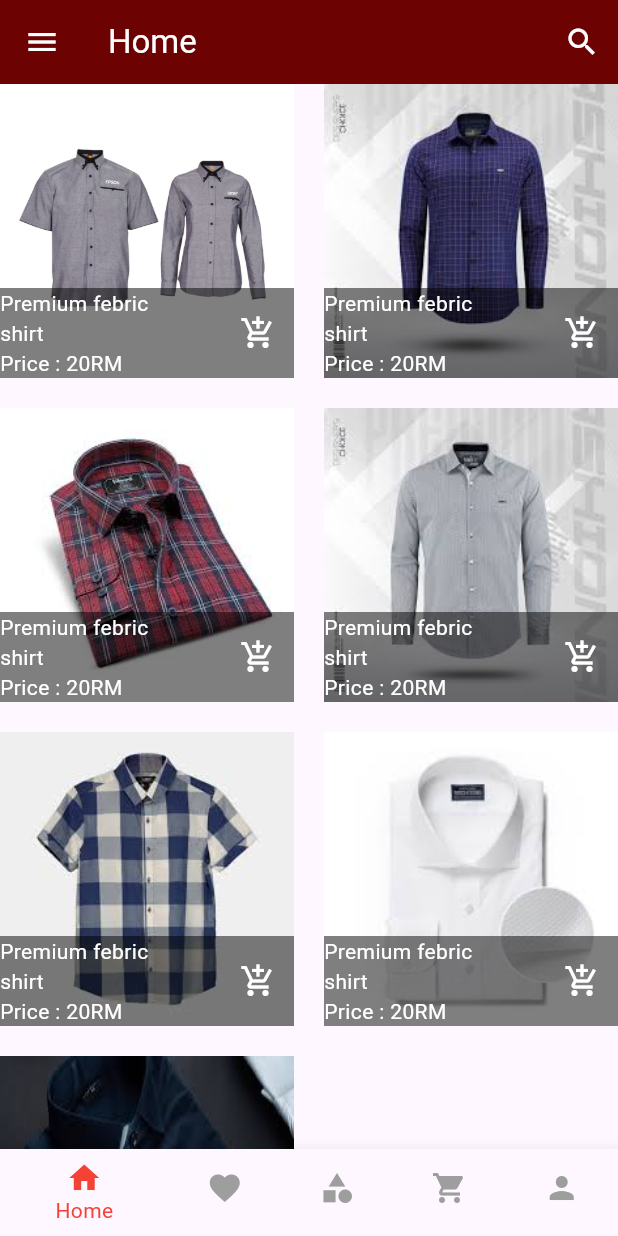
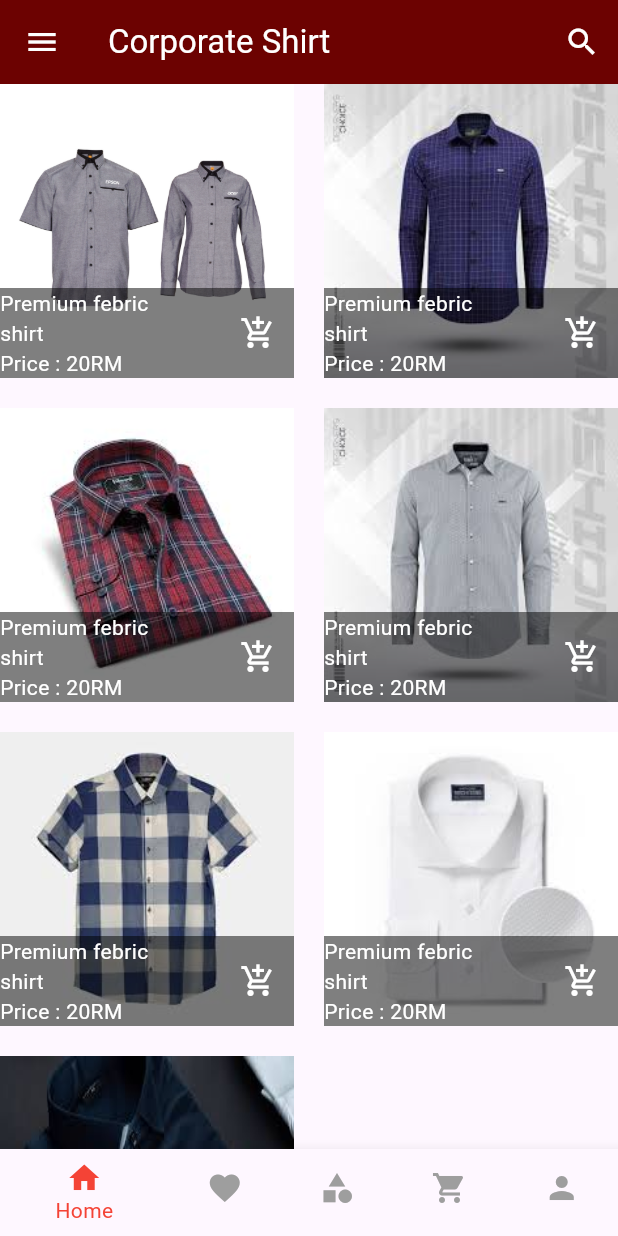
Before and after one commit to sbfrusho/UTM_clothing_app, a Flutter app: the HomeScreen screen opened directly, after a tap on "Corporate", on a phone screen of 412 x 824 dp. Run offline on Flutter 3.47's test engine with Material 3 defaults, Android fonts, the phone set to English and light mode, and no system bars; our stand-ins replace carousel_slider, cloud_firestore, firebase_auth, firebase_core, flutter_screenutil, fluttertoast and 1 more; accounts and stored records are empty; network calls fail.

Commit message:
final touch

```diff
--- a/lib/screens/auth-ui/forgot-password-screen.dart
+++ b/lib/screens/auth-ui/forgot-password-screen.dart
@@ -37,7 +37,8 @@ class _ForgotPasswordScreenState extends State<ForgotPasswordScreen> {
 
   @override
   Widget build(BuildContext context) {
-    return Scaffold(
+    return SafeArea(
+      child: Scaffold(
         appBar: AppBar(
           backgroundColor: AppColor().colorRed,
           title: const Text('Forgot Password'),
@@ -99,6 +100,7 @@ class _ForgotPasswordScreenState extends State<ForgotPasswordScreen> {
             ],
           ),
         ),
+      ),
     );
   }
 }
--- a/lib/screens/splash-scree.dart
+++ b/lib/screens/splash-scree.dart
@@ -39,6 +39,7 @@ class _SplashScreenState extends State<SplashScreen> {
   @override
   Widget build(BuildContext context) {
     return SafeArea(
+      child: SafeArea(
         child: Scaffold(
           backgroundColor: Colors.white,
           // Customize your splash screen UI here
@@ -71,6 +72,7 @@ class _SplashScreenState extends State<SplashScreen> {
             ),
           ),
         ),
+      ),
     );
   }
 }
--- a/lib/screens/user/corporate-screen.dart
+++ b/lib/screens/user/corporate-screen.dart
@@ -24,10 +24,11 @@ class _CorporateScreenState extends State<CorporateScreen> {
 
   @override
   Widget build(BuildContext context) {
-    return Scaffold(
+    return SafeArea(
+      child: Scaffold(
         appBar: AppBar(
           title: const Text(
-          "Home",
+            "Corporate Shirt",
             style: TextStyle(color: Colors.white),
           ),
           leading: const Icon(
@@ -92,6 +93,7 @@ class _CorporateScreenState extends State<CorporateScreen> {
             }
           },
         ),
+      ),
     );
   }
 
--- a/lib/screens/user/home-screen.dart
+++ b/lib/screens/user/home-screen.dart
@@ -19,7 +19,8 @@ class _HomeScreenState extends State<HomeScreen> {
   final FirebaseAuth _auth = FirebaseAuth.instance;
   @override
   Widget build(BuildContext context) {
-    return Scaffold(
+    return SafeArea(
+      child: Scaffold(
         appBar: AppBar(
           title: const Text(
             "Home",
@@ -211,6 +212,7 @@ class _HomeScreenState extends State<HomeScreen> {
             }
           },
         ),
+      ),
     );
   }
 }
--- a/lib/screens/user/mug-screen.dart
+++ b/lib/screens/user/mug-screen.dart
@@ -20,10 +20,11 @@ class _MugScreenState extends State<MugScreen> {
 
   @override
   Widget build(BuildContext context) {
-    return Scaffold(
+    return SafeArea(
+      child: Scaffold(
         appBar: AppBar(
           title: const Text(
-          "Home",
+            "Mug",
             style: TextStyle(color: Colors.white),
           ),
           leading: const Icon(
@@ -88,6 +89,7 @@ class _MugScreenState extends State<MugScreen> {
             }
           },
         ),
+      ),
     );
   }
 
--- a/lib/screens/user/t-shirt-screen.dart
+++ b/lib/screens/user/t-shirt-screen.dart
@@ -24,10 +24,11 @@ class _TshirtScreenState extends State<TshirtScreen> {
 
   @override
   Widget build(BuildContext context) {
-    return Scaffold(
+    return SafeArea(
+      child: Scaffold(
         appBar: AppBar(
           title: const Text(
-          "Home",
+            "T-Shirt",
             style: TextStyle(color: Colors.white),
           ),
           leading: const Icon(
@@ -92,6 +93,7 @@ class _TshirtScreenState extends State<TshirtScreen> {
             }
           },
         ),
+      ),
     );
   }
 
```
Also changed, not shown: lib/screens/user/cap-screen.dart (+5 -2 lines). Lines whose indentation alone changed are shown as unchanged.
